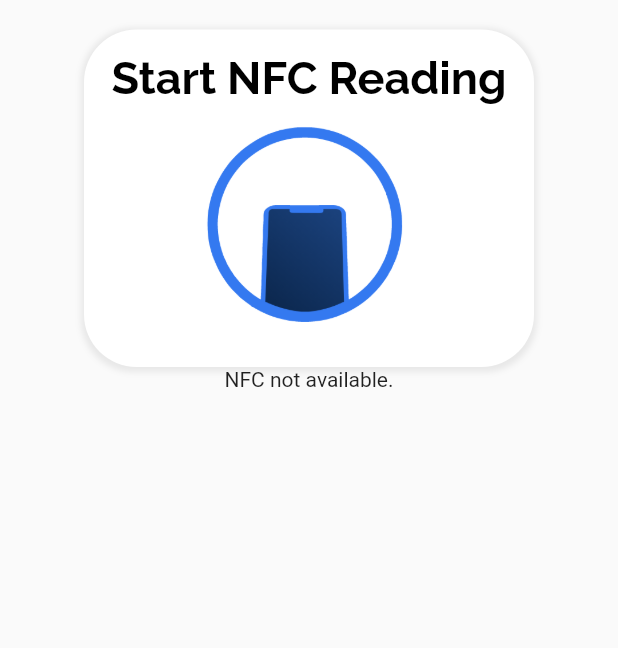
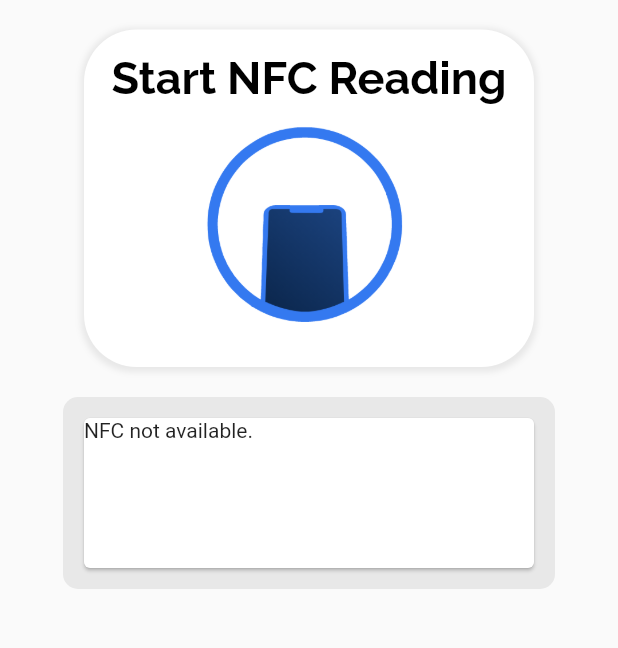
Before and after one commit to Team-Redevo/HealthHub, a Flutter app: the screen it shows after launch, after a tap on "Start NFC Reading", on a phone screen of 412 x 824 dp, the part 113-761 px from its top. Run offline on Flutter 3.47's test engine with Material 2 defaults, Android fonts, the phone set to English and light mode, and no system bars; our stand-ins replace cloud_firestore, firebase_core; missing offline and left inert: nfc_manager; accounts and stored records are empty.

Commit message:
convert data to json and add values to card

```diff
--- a/health_hub_lifesaver_app/lib/main.dart
+++ b/health_hub_lifesaver_app/lib/main.dart
@@ -118,7 +118,27 @@ class _MyHomePageState extends State<MyHomePage> {
                   ),
                 ),
               ),
-              Text(nfcData), // Display NFC data here
+                // show the NFC data here in a box once data is read
+                if (nfcData != "No NFC tag scanned yet")
+                  Container(
+                    margin: const EdgeInsets.all(20),
+                    padding: const EdgeInsets.all(10),
+                    decoration: BoxDecoration(
+                      color: Colors.grey.withOpacity(0.2),
+                      borderRadius: BorderRadius.circular(10),
+                    ),
+                    child: Card(
+                      clipBehavior: Clip.hardEdge,
+                      child: InkWell(
+                        splashColor: Colors.blue.withAlpha(30),
+                        child: SizedBox(
+                          width: 300,
+                          height: 100,
+                          child: Text(nfcData),
+                        ),
+                      ),
+                    ),
+                  ),
             ],
           ),
         ),
@@ -155,9 +175,10 @@ class _MyHomePageState extends State<MyHomePage> {
 
             firestoreInstance.collection("user_id").where('tag_id', isEqualTo: tagId + "]").get().then((querySnapshot) {
               querySnapshot.docs.forEach((result) {
+                var jsonData = jsonDecode(jsonEncode(result.data()));
                 print(result.data());
                 setState(() {
-                  nfcData = 'NFC Tag Detected: ${result.data()}';
+                  nfcData = "${jsonData["blood_type"]} \n${jsonData["last_name"]}  ${jsonData["first_name"]}"; // + "/n" + jsonData["id_allergies"] + "\n" + jsonData["drugs_contraindications"];
                 });
               });
             });
```
